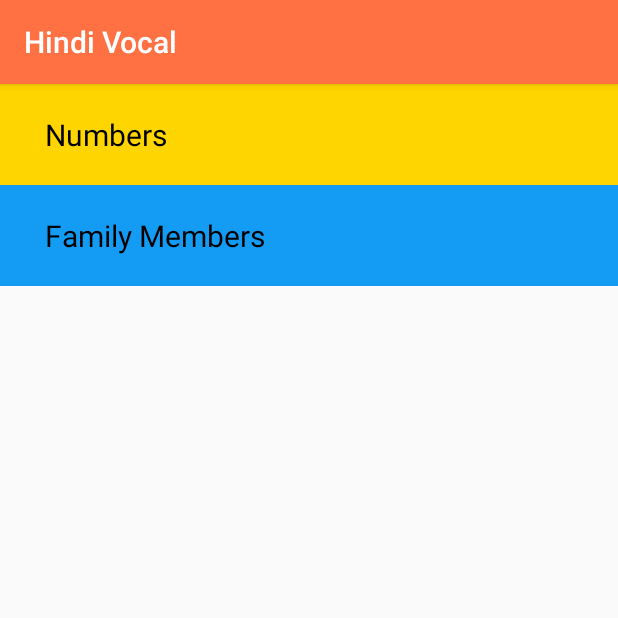
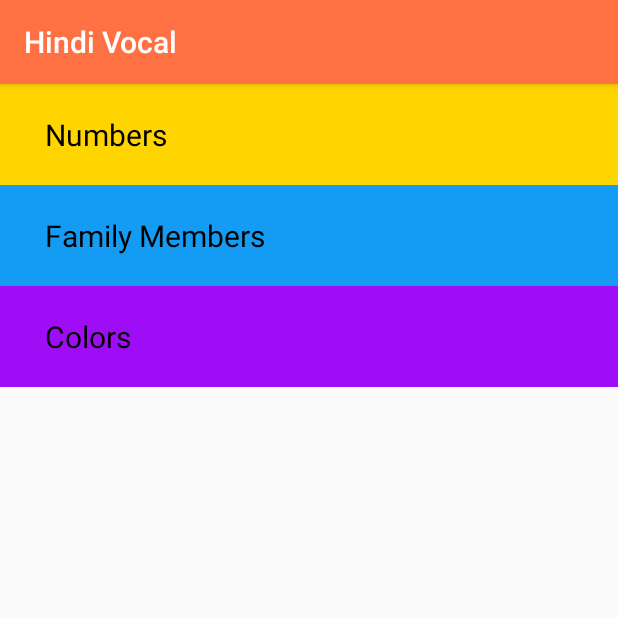
Before and after one commit to Aman16102000/Miwok_App, an Android app: the screen it shows after launch (MainActivity), on a phone screen of 412 x 824 dp, the top half of it. Run offline under Robolectric (Android 15) with nearby library versions, the phone set to English and light mode, and no system bars.

Commit message:
Initial Commit with base code

```diff
--- a/app/src/main/AndroidManifest.xml
+++ b/app/src/main/AndroidManifest.xml
@@ -12,6 +12,7 @@
         >
         <activity android:name=".Number_Activity" android:label="Numbers"></activity>
         <activity android:name=".family_activity" android:label="Family Members"/>
+        <activity android:name=".color_activity" android:label="Colors"/>
         <activity android:name=".MainActivity">
             <intent-filter>
                 <action android:name="android.intent.action.MAIN" />
--- a/app/src/main/java/com/example/hindivocal/MainActivity.java
+++ b/app/src/main/java/com/example/hindivocal/MainActivity.java
@@ -31,7 +31,14 @@ public class MainActivity extends AppCompatActivity {
            }
            });
 
-
+       TextView col=findViewById(R.id.col);
+       col.setOnClickListener(new View.OnClickListener(){
+           @Override
+           public void onClick(View view) {
+               Intent colorIntent=new Intent(MainActivity.this,color_activity.class);
+               startActivity(colorIntent);
+           }
+       });
 
     }
 //    public  void open_numbers(View view)
--- a/app/src/main/java/com/example/hindivocal/family_activity.java
+++ b/app/src/main/java/com/example/hindivocal/family_activity.java
@@ -10,7 +10,6 @@ import java.util.ArrayList;
 
 public class family_activity extends AppCompatActivity{
 
-    public class Number_Activity extends AppCompatActivity {
 
         @Override
         protected void onCreate(Bundle savedInstanceState) {
@@ -19,4 +18,3 @@ public class family_activity extends AppCompatActivity{
 
         }
     }
-}
--- a/app/src/main/res/layout/activity_main.xml
+++ b/app/src/main/res/layout/activity_main.xml
@@ -33,5 +33,18 @@
         android:id="@+id/fam"
         />
 
+    <TextView
+        android:layout_width="match_parent"
+        android:layout_height="wrap_content"
+        android:text="Colors"
+        android:background="#9E0DF5"
+        android:paddingLeft="30dp"
+        android:paddingTop="20dp"
+        android:paddingBottom="20dp"
+        android:textSize="20sp"
+        android:textColor="#000000"
+        android:id="@+id/col"
+        />
+
 
 </LinearLayout>
```
Also changed, not shown: app/src/main/java/com/example/hindivocal/color_activity.java (added, +15 -0 lines), app/src/main/res/layout/color_activity.xml (added, +7 -0 lines).
